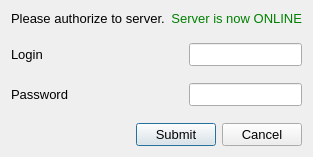
Qt form Bot/GUI/auth.ui (appxpy/DropBot) before a commit.
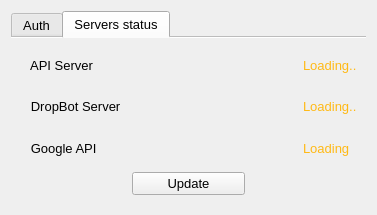
The same form after that commit. The open tabs and pages were chosen to show the change.

```diff
--- a/Bot/GUI/auth.ui
+++ b/Bot/GUI/auth.ui
@@ -6,22 +6,53 @@
    <rect>
     <x>0</x>
     <y>0</y>
-    <width>237</width>
-    <height>157</height>
+    <width>377</width>
+    <height>215</height>
    </rect>
   </property>
   <property name="font">
    <font>
     <family>Ubuntu</family>
     <pointsize>10</pointsize>
+    <weight>50</weight>
+    <italic>false</italic>
+    <bold>false</bold>
    </font>
   </property>
   <property name="windowTitle">
    <string>Dialog</string>
   </property>
+  <property name="styleSheet">
+   <string notr="true">font: 10pt &quot;Ubuntu&quot;;</string>
+  </property>
+  <layout class="QVBoxLayout" name="verticalLayout_2">
+   <item>
+    <widget class="QTabWidget" name="tabWidget">
+     <property name="tabPosition">
+      <enum>QTabWidget::North</enum>
+     </property>
+     <property name="tabShape">
+      <enum>QTabWidget::Rounded</enum>
+     </property>
+     <property name="currentIndex">
+      <number>0</number>
+     </property>
+     <property name="documentMode">
+      <bool>true</bool>
+     </property>
+     <property name="tabsClosable">
+      <bool>false</bool>
+     </property>
+     <widget class="QWidget" name="AuthorizeFormTab">
+      <attribute name="title">
+       <string>Auth</string>
+      </attribute>
+      <attribute name="whatsThis">
+       <string>Authorizing</string>
+      </attribute>
   <layout class="QVBoxLayout" name="verticalLayout">
    <item>
-    <layout class="QHBoxLayout" name="horizontalLayout_2">
+        <layout class="QHBoxLayout" name="horizontalLayout_3">
      <item>
       <widget class="QLabel" name="label">
        <property name="text">
@@ -30,7 +61,20 @@
       </widget>
      </item>
      <item>
-      <widget class="QLabel" name="serverStatus">
+          <spacer name="horizontalSpacer_5">
+           <property name="orientation">
+            <enum>Qt::Horizontal</enum>
+           </property>
+           <property name="sizeHint" stdset="0">
+            <size>
+             <width>40</width>
+             <height>20</height>
+            </size>
+           </property>
+          </spacer>
+         </item>
+         <item>
+          <widget class="QLabel" name="label_7">
        <property name="font">
         <font>
          <family>Ubuntu</family>
@@ -38,88 +82,44 @@
         </font>
        </property>
        <property name="styleSheet">
-        <string notr="true">color:green;</string>
+            <string notr="true">color: rgb(255, 185, 21);</string>
        </property>
        <property name="text">
-        <string>Server is now ONLINE</string>
-       </property>
-       <property name="alignment">
-        <set>Qt::AlignRight|Qt::AlignTrailing|Qt::AlignVCenter</set>
+            <string>   Loading...   </string>
        </property>
       </widget>
      </item>
     </layout>
    </item>
-   <item>
-    <spacer name="verticalSpacer_2">
-     <property name="orientation">
-      <enum>Qt::Vertical</enum>
-     </property>
-     <property name="sizeHint" stdset="0">
-      <size>
-       <width>20</width>
-       <height>40</height>
-      </size>
-     </property>
-    </spacer>
-   </item>
    <item>
     <layout class="QGridLayout" name="gridLayout">
-     <item row="1" column="2">
-      <spacer name="verticalSpacer_3">
-       <property name="orientation">
-        <enum>Qt::Vertical</enum>
-       </property>
-       <property name="sizeHint" stdset="0">
-        <size>
-         <width>20</width>
-         <height>40</height>
-        </size>
-       </property>
-      </spacer>
-     </item>
      <item row="2" column="0">
       <widget class="QLabel" name="label_3">
+           <property name="sizePolicy">
+            <sizepolicy hsizetype="Preferred" vsizetype="Preferred">
+             <horstretch>0</horstretch>
+             <verstretch>0</verstretch>
+            </sizepolicy>
+           </property>
+           <property name="contextMenuPolicy">
+            <enum>Qt::NoContextMenu</enum>
+           </property>
        <property name="text">
         <string>Password</string>
        </property>
       </widget>
      </item>
-     <item row="2" column="2">
-      <widget class="QLineEdit" name="password">
-       <property name="styleSheet">
-        <string notr="true">width: 100px;</string>
-       </property>
-      </widget>
-     </item>
      <item row="0" column="1">
-      <spacer name="horizontalSpacer_2">
-       <property name="orientation">
-        <enum>Qt::Horizontal</enum>
-       </property>
-       <property name="sizeHint" stdset="0">
-        <size>
-         <width>40</width>
-         <height>20</height>
-        </size>
-       </property>
-      </spacer>
-     </item>
-     <item row="2" column="1">
-      <spacer name="horizontalSpacer_3">
-       <property name="orientation">
-        <enum>Qt::Horizontal</enum>
-       </property>
-       <property name="sizeHint" stdset="0">
-        <size>
-         <width>40</width>
-         <height>20</height>
-        </size>
-       </property>
-      </spacer>
-     </item>
-     <item row="0" column="2">
       <widget class="QLineEdit" name="login">
+           <property name="sizePolicy">
+            <sizepolicy hsizetype="Preferred" vsizetype="Fixed">
+             <horstretch>0</horstretch>
+             <verstretch>0</verstretch>
+            </sizepolicy>
+           </property>
+           <property name="contextMenuPolicy">
+            <enum>Qt::NoContextMenu</enum>
+           </property>
        <property name="styleSheet">
         <string notr="true">width: 100px;</string>
        </property>
@@ -127,11 +127,52 @@
      </item>
      <item row="0" column="0">
       <widget class="QLabel" name="label_2">
+           <property name="sizePolicy">
+            <sizepolicy hsizetype="Preferred" vsizetype="Preferred">
+             <horstretch>0</horstretch>
+             <verstretch>0</verstretch>
+            </sizepolicy>
+           </property>
+           <property name="contextMenuPolicy">
+            <enum>Qt::NoContextMenu</enum>
+           </property>
        <property name="text">
         <string>Login</string>
        </property>
       </widget>
      </item>
+         <item row="2" column="1">
+          <widget class="QLineEdit" name="password">
+           <property name="sizePolicy">
+            <sizepolicy hsizetype="Preferred" vsizetype="Fixed">
+             <horstretch>0</horstretch>
+             <verstretch>0</verstretch>
+            </sizepolicy>
+           </property>
+           <property name="contextMenuPolicy">
+            <enum>Qt::NoContextMenu</enum>
+           </property>
+           <property name="styleSheet">
+            <string notr="true">width: 100px;</string>
+           </property>
+           <property name="echoMode">
+            <enum>QLineEdit::Password</enum>
+           </property>
+          </widget>
+         </item>
+         <item row="1" column="1">
+          <spacer name="verticalSpacer_3">
+           <property name="orientation">
+            <enum>Qt::Vertical</enum>
+           </property>
+           <property name="sizeHint" stdset="0">
+            <size>
+             <width>20</width>
+             <height>40</height>
+            </size>
+           </property>
+          </spacer>
+         </item>
     </layout>
    </item>
    <item>
@@ -177,6 +218,155 @@
       </widget>
      </item>
     </layout>
+       </item>
+      </layout>
+     </widget>
+     <widget class="QWidget" name="ServerStatusTab">
+      <attribute name="title">
+       <string>Servers status</string>
+      </attribute>
+      <layout class="QVBoxLayout" name="verticalLayout_3">
+       <item>
+        <layout class="QGridLayout" name="gridLayout_2">
+         <item row="1" column="1">
+          <spacer name="horizontalSpacer_4">
+           <property name="orientation">
+            <enum>Qt::Horizontal</enum>
+           </property>
+           <property name="sizeHint" stdset="0">
+            <size>
+             <width>40</width>
+             <height>20</height>
+            </size>
+           </property>
+          </spacer>
+         </item>
+         <item row="0" column="0">
+          <widget class="QLabel" name="label_4">
+           <property name="text">
+            <string>   API Server   </string>
+           </property>
+          </widget>
+         </item>
+         <item row="1" column="0">
+          <widget class="QLabel" name="label_5">
+           <property name="text">
+            <string>   DropBot Server   </string>
+           </property>
+          </widget>
+         </item>
+         <item row="2" column="0">
+          <widget class="QLabel" name="label_6">
+           <property name="text">
+            <string>   Google API   </string>
+           </property>
+          </widget>
+         </item>
+         <item row="1" column="2">
+          <widget class="QLabel" name="server2Status">
+           <property name="font">
+            <font>
+             <family>Ubuntu</family>
+             <pointsize>10</pointsize>
+             <weight>50</weight>
+             <italic>false</italic>
+             <bold>false</bold>
+            </font>
+           </property>
+           <property name="styleSheet">
+            <string notr="true">color: rgb(255, 185, 21);</string>
+           </property>
+           <property name="text">
+            <string>Loading..</string>
+           </property>
+          </widget>
+         </item>
+         <item row="0" column="2">
+          <widget class="QLabel" name="server1Status">
+           <property name="font">
+            <font>
+             <family>Ubuntu</family>
+             <pointsize>10</pointsize>
+             <weight>50</weight>
+             <italic>false</italic>
+             <bold>false</bold>
+            </font>
+           </property>
+           <property name="styleSheet">
+            <string notr="true">color: rgb(255, 185, 21);</string>
+           </property>
+           <property name="text">
+            <string>Loading..</string>
+           </property>
+          </widget>
+         </item>
+         <item row="2" column="2">
+          <widget class="QLabel" name="server3Status">
+           <property name="font">
+            <font>
+             <family>Ubuntu</family>
+             <pointsize>10</pointsize>
+             <weight>50</weight>
+             <italic>false</italic>
+             <bold>false</bold>
+            </font>
+           </property>
+           <property name="styleSheet">
+            <string notr="true">color: rgb(255, 185, 21);</string>
+           </property>
+           <property name="text">
+            <string>Loading</string>
+           </property>
+          </widget>
+         </item>
+        </layout>
+       </item>
+       <item>
+        <layout class="QHBoxLayout" name="horizontalLayout_2">
+         <item>
+          <spacer name="horizontalSpacer_2">
+           <property name="orientation">
+            <enum>Qt::Horizontal</enum>
+           </property>
+           <property name="sizeHint" stdset="0">
+            <size>
+             <width>40</width>
+             <height>20</height>
+            </size>
+           </property>
+          </spacer>
+         </item>
+         <item>
+          <widget class="QPushButton" name="pushButton">
+           <property name="sizePolicy">
+            <sizepolicy hsizetype="Expanding" vsizetype="Fixed">
+             <horstretch>0</horstretch>
+             <verstretch>0</verstretch>
+            </sizepolicy>
+           </property>
+           <property name="text">
+            <string>Update</string>
+           </property>
+          </widget>
+         </item>
+         <item>
+          <spacer name="horizontalSpacer_3">
+           <property name="orientation">
+            <enum>Qt::Horizontal</enum>
+           </property>
+           <property name="sizeHint" stdset="0">
+            <size>
+             <width>40</width>
+             <height>20</height>
+            </size>
+           </property>
+          </spacer>
+         </item>
+        </layout>
+       </item>
+      </layout>
+     </widget>
+    </widget>
    </item>
   </layout>
  </widget>
```
Left out of the diff: 9 changed lines with no effect on the pictures. Lines whose indentation alone changed are shown as unchanged.
